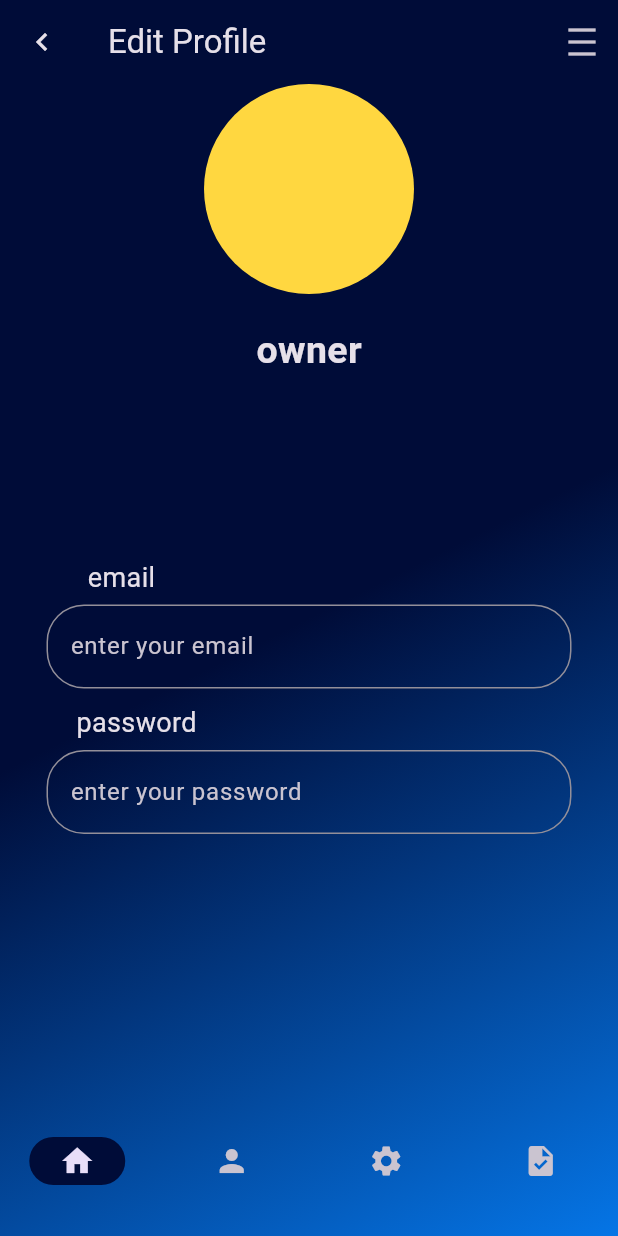
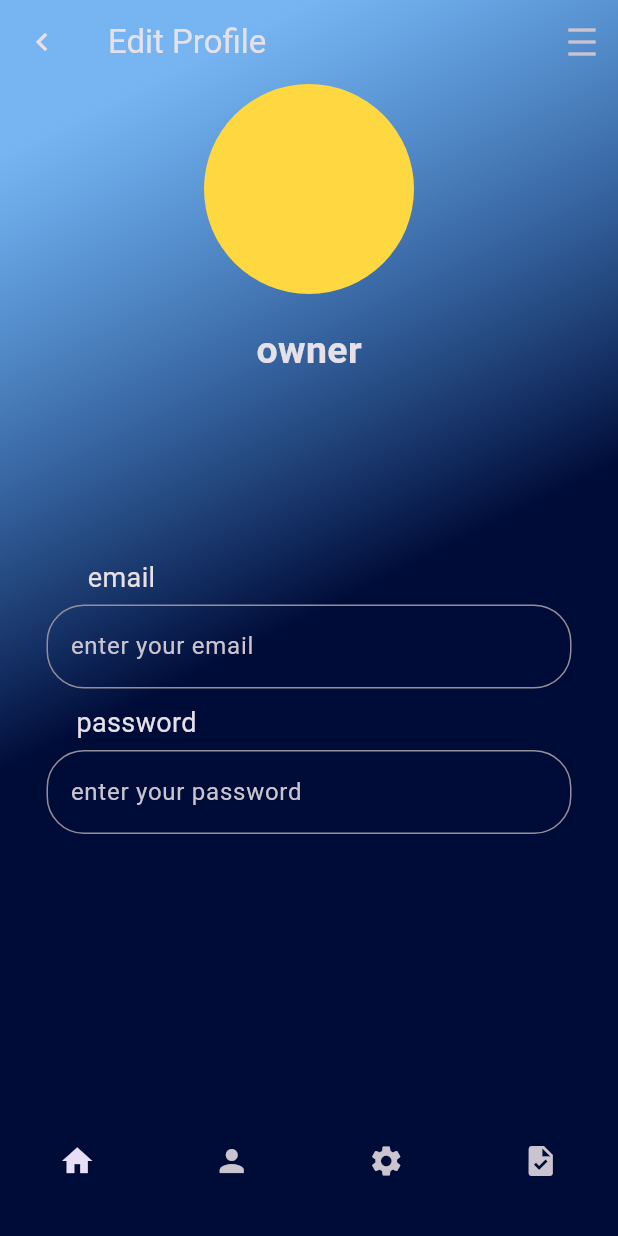
Before and after one commit to albeek0/doptica_app, a Flutter app: the screen it shows after launch, on a phone screen of 412 x 824 dp. Run offline on Flutter 3.47's test engine with Material 3 defaults, Android fonts, the phone set to English and light mode, and no system bars; our stand-ins replace go_router.

Commit message:
edit colors for the background

```diff
--- a/lib/constans.dart
+++ b/lib/constans.dart
@@ -1,6 +1,5 @@
 import 'package:flutter/material.dart';
-
 
 const kPrimaryColor = Color(0xff000C38);
 const kIconsColor = Color(0xffFFFFFF);
-const kSeconderyColor = Color(0xff0575E6);
+const kSeconderyColor = Color.fromARGB(139, 5, 118, 230);
--- a/lib/featurs/edit_profile_feature.dart/widget/custome_container.dart
+++ b/lib/featurs/edit_profile_feature.dart/widget/custome_container.dart
@@ -11,9 +11,24 @@ class CustomeContainer extends StatelessWidget {
     return Container(
       decoration: const BoxDecoration(
           gradient: LinearGradient(
-              begin: Alignment.center,
+              begin: Alignment.topLeft,
               end: Alignment.bottomRight,
-              colors: [kPrimaryColor, kSeconderyColor])),
+              stops: [
+            0.1,
+            0.50,
+            0.50,
+            0.40,
+            0.50,
+            0.50
+          ],
+              colors: [
+            kSeconderyColor,
+            kPrimaryColor,
+            kPrimaryColor,
+            kSeconderyColor,
+            kPrimaryColor,
+            kPrimaryColor,
+          ])),
       child: widget,
     );
   }
```
